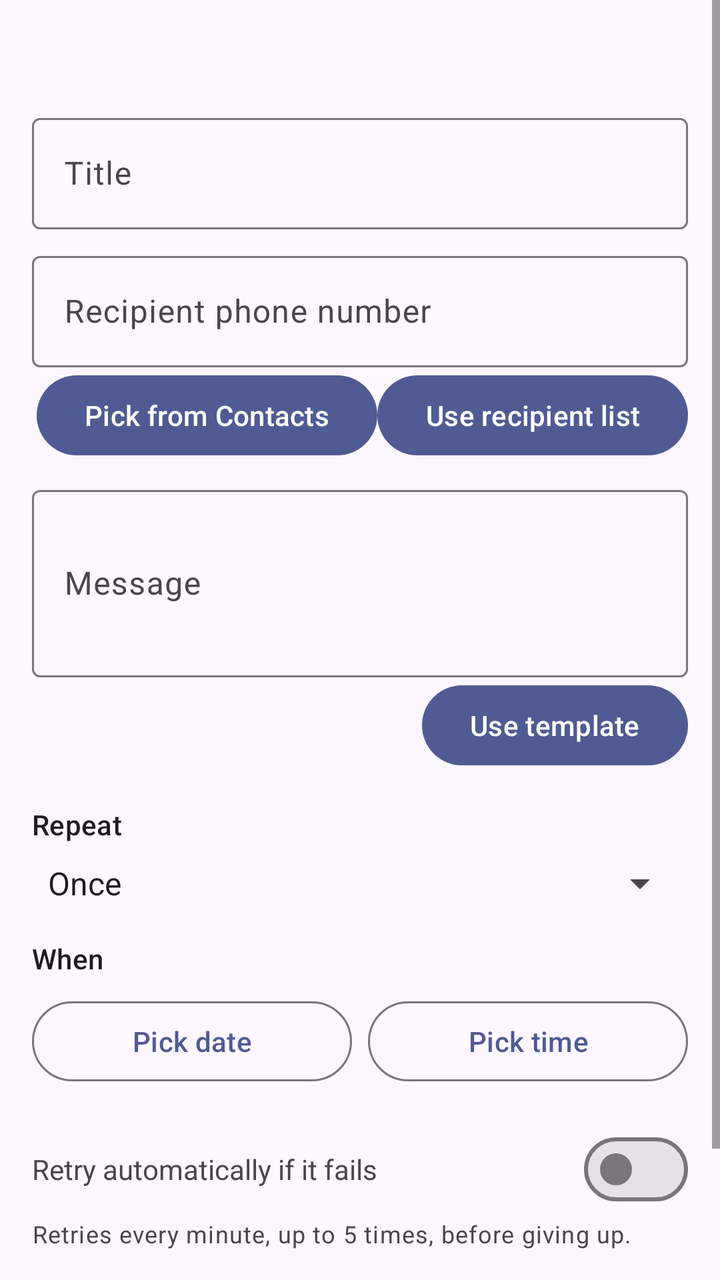
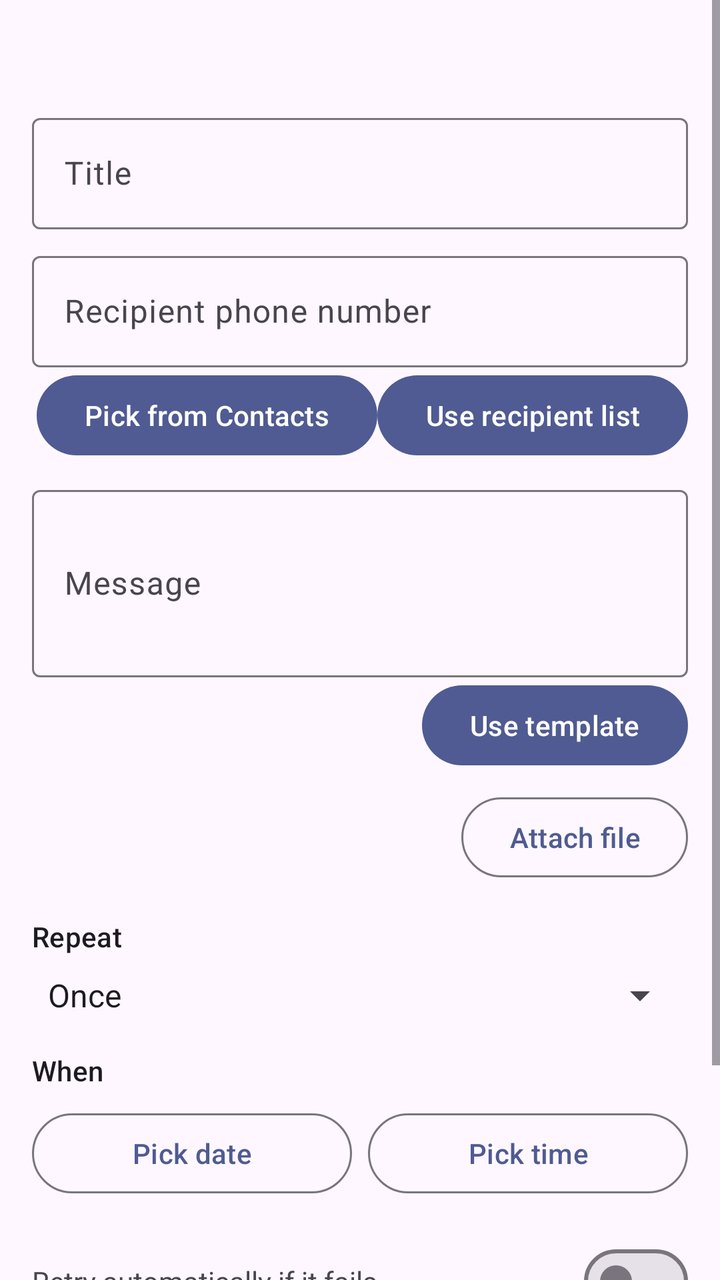

Compare the two renders of this Android layout. The source of the first and the diff that turns it into the second are given below.
<!-- AndroidManifest.xml: application theme Theme.Reminders -->
<!-- res/layout/activity_edit_auto_task.xml -->
<?xml version="1.0" encoding="utf-8"?>
<ScrollView xmlns:android="http://schemas.android.com/apk/res/android"
    android:layout_width="match_parent"
    android:layout_height="match_parent">

    <LinearLayout
        android:layout_width="match_parent"
        android:layout_height="wrap_content"
        android:orientation="vertical"
        android:padding="16dp">

        <TextView
            android:id="@+id/text_channel"
            android:layout_width="match_parent"
            android:layout_height="wrap_content"
            android:textAppearance="?attr/textAppearanceTitleMedium"
            android:layout_marginBottom="16dp" />

        <com.google.android.material.textfield.TextInputLayout
            android:id="@+id/layout_label"
            android:layout_width="match_parent"
            android:layout_height="wrap_content"
            android:hint="@string/auto_label_title">

            <com.google.android.material.textfield.TextInputEditText
                android:id="@+id/input_label"
                android:layout_width="match_parent"
                android:layout_height="wrap_content" />
        </com.google.android.material.textfield.TextInputLayout>

        <com.google.android.material.textfield.TextInputLayout
            android:id="@+id/layout_recipient"
            android:layout_width="match_parent"
            android:layout_height="wrap_content"
            android:layout_marginTop="8dp"
            android:hint="@string/auto_label_recipient">

            <com.google.android.material.textfield.TextInputEditText
                android:id="@+id/input_recipient"
                android:layout_width="match_parent"
                android:layout_height="wrap_content"
                android:inputType="phone" />
        </com.google.android.material.textfield.TextInputLayout>

        <LinearLayout
            android:id="@+id/row_recipient_pickers"
            android:layout_width="match_parent"
            android:layout_height="wrap_content"
            android:orientation="horizontal"
            android:gravity="end">

            <Button
                android:id="@+id/button_pick_contact"
                android:layout_width="wrap_content"
                android:layout_height="wrap_content"
                android:text="@string/auto_pick_contact" />

            <Button
                android:id="@+id/button_pick_recipient_list"
                android:layout_width="wrap_content"
                android:layout_height="wrap_content"
                android:text="@string/auto_pick_recipient_list" />
        </LinearLayout>

        <com.google.android.material.textfield.TextInputLayout
            android:id="@+id/layout_message"
            android:layout_width="match_parent"
            android:layout_height="wrap_content"
            android:layout_marginTop="8dp"
            android:hint="@string/auto_label_message">

            <com.google.android.material.textfield.TextInputEditText
                android:id="@+id/input_message"
                android:layout_width="match_parent"
                android:layout_height="wrap_content"
                android:minLines="3"
                android:inputType="textMultiLine" />
        </com.google.android.material.textfield.TextInputLayout>

        <Button
            android:id="@+id/button_pick_template"
            android:layout_width="wrap_content"
            android:layout_height="wrap_content"
            android:layout_gravity="end"
            android:text="@string/auto_pick_template" />

        <TextView
            android:layout_width="match_parent"
            android:layout_height="wrap_content"
            android:layout_marginTop="16dp"
            android:text="@string/auto_label_repeat"
            android:textAppearance="?attr/textAppearanceLabelLarge" />

        <Spinner
            android:id="@+id/spinner_recurrence"
            android:layout_width="match_parent"
            android:layout_height="wrap_content"
            android:layout_marginTop="8dp"
            android:entries="@array/auto_recurrence_options" />

        <TextView
            android:layout_width="match_parent"
            android:layout_height="wrap_content"
            android:layout_marginTop="16dp"
            android:text="@string/auto_label_when"
            android:textAppearance="?attr/textAppearanceLabelLarge" />

        <LinearLayout
            android:id="@+id/row_date"
            android:layout_width="match_parent"
            android:layout_height="wrap_content"
            android:orientation="horizontal"
            android:layout_marginTop="8dp">

            <Button
                android:id="@+id/button_date"
                style="?attr/materialButtonOutlinedStyle"
                android:layout_width="0dp"
                android:layout_height="wrap_content"
                android:layout_weight="1"
                android:layout_marginEnd="4dp"
                android:text="@string/auto_pick_date" />

            <Button
                android:id="@+id/button_time"
                style="?attr/materialButtonOutlinedStyle"
                android:layout_width="0dp"
                android:layout_height="wrap_content"
                android:layout_weight="1"
                android:layout_marginStart="4dp"
                android:text="@string/auto_pick_time" />
        </LinearLayout>

        <Button
            android:id="@+id/button_time_only"
            style="?attr/materialButtonOutlinedStyle"
            android:layout_width="match_parent"
            android:layout_height="wrap_content"
            android:layout_marginTop="8dp"
            android:text="@string/auto_pick_time"
            android:visibility="gone" />

        <LinearLayout
            android:id="@+id/row_retry"
            android:layout_width="match_parent"
            android:layout_height="wrap_content"
            android:orientation="horizontal"
            android:gravity="center_vertical"
            android:layout_marginTop="16dp">

            <TextView
                android:layout_width="0dp"
                android:layout_height="wrap_content"
                android:layout_weight="1"
                android:text="@string/auto_retry_on_failure" />

            <com.google.android.material.materialswitch.MaterialSwitch
                android:id="@+id/switch_retry_on_failure"
                android:layout_width="wrap_content"
                android:layout_height="wrap_content" />
        </LinearLayout>

        <TextView
            android:id="@+id/text_retry_explainer"
            android:layout_width="match_parent"
            android:layout_height="wrap_content"
            android:text="@string/auto_retry_on_failure_explainer"
            android:textAppearance="?attr/textAppearanceBodySmall"
            android:textColor="?android:attr/textColorSecondary" />

        <Button
            android:id="@+id/button_save"
            android:layout_width="match_parent"
            android:layout_height="wrap_content"
            android:layout_marginTop="24dp"
            android:text="@string/save" />

        <Button
            android:id="@+id/button_send_now"
            style="?attr/materialButtonOutlinedStyle"
            android:layout_width="match_parent"
            android:layout_height="wrap_content"
            android:layout_marginTop="8dp"
            android:text="@string/auto_send_now"
            android:visibility="gone" />

        <Button
            android:id="@+id/button_delete"
            style="?attr/materialButtonOutlinedStyle"
            android:layout_width="match_parent"
            android:layout_height="wrap_content"
            android:layout_marginTop="8dp"
            android:text="@string/delete"
            android:visibility="gone"
            android:textColor="?attr/colorError" />
    </LinearLayout>
</ScrollView>
<!-- resources referenced by this layout -->
<resources>
  <string-array name="auto_recurrence_options">
          <item>Once</item>
          <item>Every day</item>
          <item>Weekdays (Mon–Fri)</item>
      </string-array>
  <string name="auto_label_message">Message</string>
  <string name="auto_label_recipient">Recipient phone number</string>
  <string name="auto_label_repeat">Repeat</string>
  <string name="auto_label_title">Title</string>
  <string name="auto_label_when">When</string>
  <string name="auto_pick_contact">Pick from Contacts</string>
  <string name="auto_pick_date">Pick date</string>
  <string name="auto_pick_recipient_list">Use recipient list</string>
  <string name="auto_pick_template">Use template</string>
  <string name="auto_pick_time">Pick time</string>
  <string name="auto_retry_on_failure">Retry automatically if it fails</string>
  <string name="auto_retry_on_failure_explainer">Retries every minute, up to 5 times, before giving up.</string>
  <string name="auto_send_now">Send now</string>
  <string name="delete">Delete reminder</string>
  <string name="save">Save</string>
  <style name="Theme.Reminders" parent="Theme.Material3.DayNight">
          <item name="colorPrimary">@color/primary</item>
      </style>
  <color name="primary">#4F5B92</color>
</resources>

<!-- the commit's change to res/layout/activity_edit_auto_task.xml (unified diff, before → after) -->
@@ -84,6 +84,41 @@
             android:layout_gravity="end"
             android:text="@string/auto_pick_template" />
 
+        <LinearLayout
+            android:id="@+id/row_attachment"
+            android:layout_width="match_parent"
+            android:layout_height="wrap_content"
+            android:orientation="horizontal"
+            android:gravity="center_vertical"
+            android:layout_marginTop="8dp">
+
+            <TextView
+                android:id="@+id/text_attachment_name"
+                android:layout_width="0dp"
+                android:layout_height="wrap_content"
+                android:layout_weight="1"
+                android:ellipsize="middle"
+                android:singleLine="true"
+                android:textAppearance="?attr/textAppearanceBodySmall"
+                android:textColor="?android:attr/textColorSecondary" />
+
+            <Button
+                android:id="@+id/button_pick_attachment"
+                style="?attr/materialButtonOutlinedStyle"
+                android:layout_width="wrap_content"
+                android:layout_height="wrap_content"
+                android:text="@string/auto_attach_file" />
+
+            <ImageButton
+                android:id="@+id/button_remove_attachment"
+                android:layout_width="wrap_content"
+                android:layout_height="wrap_content"
+                android:background="?attr/selectableItemBackgroundBorderless"
+                android:contentDescription="@string/auto_remove_attachment"
+                android:src="@android:drawable/ic_menu_close_clear_cancel"
+                android:visibility="gone" />
+        </LinearLayout>
+
         <TextView
             android:layout_width="match_parent"
             android:layout_height="wrap_content"
@@ -97,6 +132,91 @@
             android:layout_height="wrap_content"
             android:layout_marginTop="8dp"
             android:entries="@array/auto_recurrence_options" />
+
+        <LinearLayout
+            android:id="@+id/row_custom_days"
+            android:layout_width="match_parent"
+            android:layout_height="wrap_content"
+            android:orientation="vertical"
+            android:layout_marginTop="16dp"
+            android:visibility="gone">
+
+            <TextView
+                android:layout_width="match_parent"
+                android:layout_height="wrap_content"
+                android:text="@string/auto_label_custom_days"
+                android:textAppearance="?attr/textAppearanceLabelLarge" />
+
+            <LinearLayout
+                android:layout_width="match_parent"
+                android:layout_height="wrap_content"
+                android:orientation="horizontal"
+                android:layout_marginTop="8dp">
+
+                <ToggleButton
+                    android:id="@+id/toggle_day_mon"
+                    android:layout_width="0dp"
+                    android:layout_height="wrap_content"
+                    android:layout_weight="1"
+                    android:textOn="@string/auto_day_mon"
+                    android:textOff="@string/auto_day_mon"
+                    android:text="@string/auto_day_mon" />
+
+                <ToggleButton
+                    android:id="@+id/toggle_day_tue"
+                    android:layout_width="0dp"
+                    android:layout_height="wrap_content"
+                    android:layout_weight="1"
+                    android:textOn="@string/auto_day_tue"
+                    android:textOff="@string/auto_day_tue"
+                    android:text="@string/auto_day_tue" />
+
+                <ToggleButton
+                    android:id="@+id/toggle_day_wed"
+                    android:layout_width="0dp"
+                    android:layout_height="wrap_content"
+                    android:layout_weight="1"
+                    android:textOn="@string/auto_day_wed"
+                    android:textOff="@string/auto_day_wed"
+                    android:text="@string/auto_day_wed" />
+
+                <ToggleButton
+                    android:id="@+id/toggle_day_thu"
+                    android:layout_width="0dp"
+                    android:layout_height="wrap_content"
+                    android:layout_weight="1"
+                    android:textOn="@string/auto_day_thu"
+                    android:textOff="@string/auto_day_thu"
+                    android:text="@string/auto_day_thu" />
+
+                <ToggleButton
+                    android:id="@+id/toggle_day_fri"
+                    android:layout_width="0dp"
+                    android:layout_height="wrap_content"
+                    android:layout_weight="1"
+                    android:textOn="@string/auto_day_fri"
+                    android:textOff="@string/auto_day_fri"
+                    android:text="@string/auto_day_fri" />
+
+                <ToggleButton
+                    android:id="@+id/toggle_day_sat"
+                    android:layout_width="0dp"
+                    android:layout_height="wrap_content"
+                    android:layout_weight="1"
+                    android:textOn="@string/auto_day_sat"
+                    android:textOff="@string/auto_day_sat"
+                    android:text="@string/auto_day_sat" />
+
+                <ToggleButton
+                    android:id="@+id/toggle_day_sun"
+                    android:layout_width="0dp"
+                    android:layout_height="wrap_content"
+                    android:layout_weight="1"
+                    android:textOn="@string/auto_day_sun"
+                    android:textOff="@string/auto_day_sun"
+                    android:text="@string/auto_day_sun" />
+            </LinearLayout>
+        </LinearLayout>
 
         <TextView
             android:layout_width="match_parent"
<!-- resource entries referenced after the edit -->
@@ -4,7 +4,17 @@
           <item>Once</item>
           <item>Every day</item>
           <item>Weekdays (Mon–Fri)</item>
+          <item>Custom days</item>
       </string-array>
+  <string name="auto_attach_file">Attach file</string>
+  <string name="auto_day_fri">Fri</string>
+  <string name="auto_day_mon">Mon</string>
+  <string name="auto_day_sat">Sat</string>
+  <string name="auto_day_sun">Sun</string>
+  <string name="auto_day_thu">Thu</string>
+  <string name="auto_day_tue">Tue</string>
+  <string name="auto_day_wed">Wed</string>
+  <string name="auto_label_custom_days">Repeat on</string>
   <string name="auto_label_message">Message</string>
   <string name="auto_label_recipient">Recipient phone number</string>
   <string name="auto_label_repeat">Repeat</string>
@@ -15,6 +25,7 @@
   <string name="auto_pick_recipient_list">Use recipient list</string>
   <string name="auto_pick_template">Use template</string>
   <string name="auto_pick_time">Pick time</string>
+  <string name="auto_remove_attachment">Remove attachment</string>
   <string name="auto_retry_on_failure">Retry automatically if it fails</string>
   <string name="auto_retry_on_failure_explainer">Retries every minute, up to 5 times, before giving up.</string>
   <string name="auto_send_now">Send now</string>
